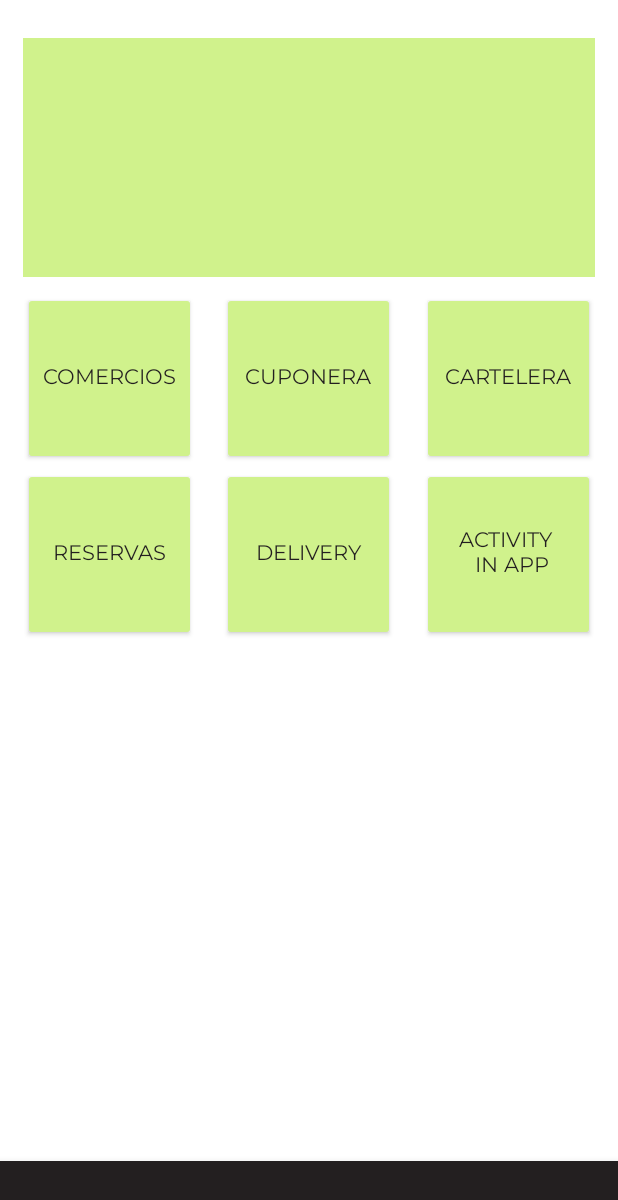
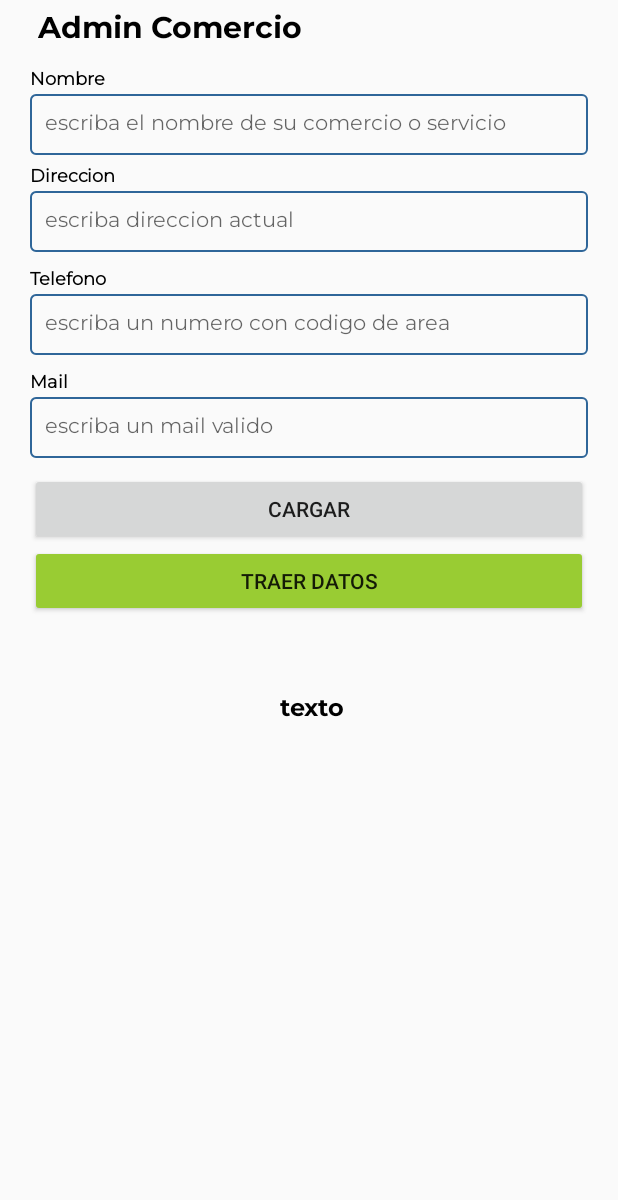
Before and after one commit to sebastianSDC/mapasdelnorteDigital, an Android app: the screen it shows after launch (HomeActivity before the commit, AdminComercioActivity after it), on a phone screen of 412 x 824 dp. Shown: the top 1200 px of the screen. Run offline under Robolectric (Android 15) with nearby library versions, the light colour scheme and no system bars; our stand-ins replace Firebase (no records; nobody signed in at launch, a user with empty details on screens opened directly).

Commit message:
app con firestore asociado, carga y trae datos

```diff
--- a/app/build.gradle
+++ b/app/build.gradle
@@ -28,6 +28,7 @@ dependencies {
 
     implementation 'com.android.support:design:27.1.1'
 
-    implementation 'com.google.firebase:firebase-core:16.0.1'
+    implementation 'com.google.firebase:firebase-core:16.0.3'
+    implementation'com.google.firebase:firebase-firestore:17.1.0'
 }
 apply plugin: 'com.google.gms.google-services'
--- a/app/src/main/AndroidManifest.xml
+++ b/app/src/main/AndroidManifest.xml
@@ -1,6 +1,8 @@
 <?xml version="1.0" encoding="utf-8"?>
 <manifest xmlns:android="http://schemas.android.com/apk/res/android"
     package="com.example.pilasnotebook.mapasdelnortedigital">
+
+    <uses-permission android:name="android.permission.INTERNET" />
 
     <application
         android:allowBackup="true"
--- a/app/src/main/java/com/example/pilasnotebook/mapasdelnortedigital/View/Activities/AdminComercioActivity.java
+++ b/app/src/main/java/com/example/pilasnotebook/mapasdelnortedigital/View/Activities/AdminComercioActivity.java
@@ -1,15 +1,113 @@
 package com.example.pilasnotebook.mapasdelnortedigital.View.Activities;
 
+import android.os.Bundle;
 import android.support.v7.app.AppCompatActivity;
-import android.os.Bundle;
+import android.view.View;
+import android.widget.Button;
+import android.widget.EditText;
+import android.widget.TextView;
 
+import com.example.pilasnotebook.mapasdelnortedigital.Model.POJO.Cliente;
 import com.example.pilasnotebook.mapasdelnortedigital.R;
+import com.google.android.gms.tasks.OnSuccessListener;
+import com.google.firebase.firestore.CollectionReference;
+import com.google.firebase.firestore.DocumentReference;
+import com.google.firebase.firestore.DocumentSnapshot;
+import com.google.firebase.firestore.FirebaseFirestore;
+
+import java.util.HashMap;
+import java.util.Map;
 
 public class AdminComercioActivity extends AppCompatActivity {
+
+
+    private static final String NOMBRE = "nombre";
+    private static final String DIRECCION = "direccion";
+    private static final String TELEFONO = "telefono";
+    private static final String MAIL = "mail";
+    private static final String CLIENTE = "cliente";
+
+    private Cliente datosCliente;
+
+    private TextView datosTraidos;
+    private EditText nombreEd, direccionEd, telefonoEd, mailEd;
+    private Button btncargar, btntraer;
+    private FirebaseFirestore db;
+    private DocumentReference dbref = db.getInstance().document("clientes/datos");
+
 
     @Override
     protected void onCreate(Bundle savedInstanceState) {
         super.onCreate(savedInstanceState);
         setContentView(R.layout.activity_admin_comercio);
+
+        nombreEd = (EditText) findViewById(R.id.inNombre_Comercio);
+        direccionEd = (EditText) findViewById(R.id.inDireccion_Comercio);
+        telefonoEd = (EditText) findViewById(R.id.inTelefono_Comercio);
+        mailEd = (EditText) findViewById(R.id.inMail_Comercio);
+        datosTraidos = (TextView) findViewById(R.id.datos_Cliente);
+        btncargar = (Button) findViewById(R.id.btn_cargar);
+        btntraer = (Button) findViewById(R.id.btn_traer_datos);
+
+
+        btncargar.setOnClickListener(new View.OnClickListener() {
+
+            @Override
+            public void onClick(View v) {
+
+                String nombreTxt = nombreEd.getText().toString();
+                String direccionTxt = direccionEd.getText().toString();
+                String telefonoTxt = telefonoEd.getText().toString();
+                String mailTxt = mailEd.getText().toString();
+
+                datosCliente = new Cliente(nombreTxt, direccionTxt, telefonoTxt, mailTxt);
+
+
+                if (nombreTxt.isEmpty() || direccionTxt.isEmpty() || telefonoTxt.isEmpty() || mailTxt.isEmpty()) {
+                    return;
+                }
+
+                Map<String, Object> datosACargar = new HashMap<String, Object>();
+                datosACargar.put(NOMBRE, nombreTxt);
+                datosACargar.put(DIRECCION, direccionTxt);
+                datosACargar.put(TELEFONO, telefonoTxt);
+                datosACargar.put(MAIL, mailTxt);
+                dbref.set(datosACargar);
+            }
+        });
+
+        btntraer.setOnClickListener(new View.OnClickListener() {
+
+            @Override
+            public void onClick(View v) {
+
+                dbref.get().addOnSuccessListener(new OnSuccessListener<DocumentSnapshot>() {
+
+
+                    @Override
+                    public void onSuccess(DocumentSnapshot documentSnapshot) {
+                        if (documentSnapshot.exists()) {
+                            String nombreTxt = documentSnapshot.getString(NOMBRE);
+                            String direccionTxt = documentSnapshot.getString(DIRECCION);
+                            String telefonoTxt = documentSnapshot.getString(TELEFONO);
+                            String mailTxt = documentSnapshot.getString(MAIL);
+                            datosTraidos.setText("BIENVENIDO     " + "   nombre:   " + nombreTxt +
+                                    "   direccion:    " + direccionTxt +
+                                    "   telefono:      " + telefonoTxt +
+                                    "   mail:   " + mailTxt);
+                        }
+                    }
+
+
+                });
+            }
+        });
     }
+
+    @Override
+    protected void onStart() {
+        super.onStart();
+
+    }
+
 }
--- a/app/src/main/java/com/example/pilasnotebook/mapasdelnortedigital/View/Activities/SplashActivity.java
+++ b/app/src/main/java/com/example/pilasnotebook/mapasdelnortedigital/View/Activities/SplashActivity.java
@@ -20,7 +20,7 @@ public class SplashActivity extends AppCompatActivity {
             @Override
             public void run() {
 
-                Intent intent = new Intent(SplashActivity.this,HomeActivity.class);
+                Intent intent = new Intent(SplashActivity.this,AdminComercioActivity.class);
                 intent.addFlags(Intent.FLAG_ACTIVITY_CLEAR_TASK | Intent.FLAG_ACTIVITY_NEW_TASK);
                 startActivity(intent);
             }
--- a/app/src/main/res/drawable/edit_text_borde.xml
+++ b/app/src/main/res/drawable/edit_text_borde.xml
@@ -8,8 +8,8 @@
 
     <corners android:radius="3dp" />
 
-    <gradient   android:startColor="#C8C8C8"
+   <!-- <gradient   android:startColor="#C8C8C8"
         android:endColor="#FFFFFF"
         android:type="linear"
-        android:angle="270"/>
+        android:angle="270"/>-->
 </shape>
--- a/app/src/main/res/layout/activity_admin_comercio.xml
+++ b/app/src/main/res/layout/activity_admin_comercio.xml
@@ -5,6 +5,7 @@
     xmlns:tools="http://schemas.android.com/tools"
     android:layout_width="match_parent"
     android:layout_height="match_parent"
+    android:layout_marginHorizontal="20dp"
     tools:context=".View.Activities.AdminComercioActivity">
 
     <TextView
@@ -23,8 +24,8 @@
         android:id="@+id/Nombre_Comercio"
         android:layout_width="wrap_content"
         android:layout_height="wrap_content"
-        android:layout_alignParentTop="true"
-        android:layout_marginTop="40dp"
+        android:layout_marginTop="10dp"
+        android:layout_below="@id/Admin_comercio"
         android:layout_weight="1"
         android:text="Nombre"
         android:fontFamily="@font/montserrat"
@@ -34,14 +35,15 @@
 
     <EditText
         android:id="@+id/inNombre_Comercio"
-        android:layout_width="wrap_content"
+        android:layout_width="match_parent"
         android:layout_height="wrap_content"
         android:layout_alignParentLeft="true"
-        android:layout_alignParentTop="true"
-        android:layout_marginTop="70dp"
+        android:layout_below="@id/Nombre_Comercio"
         android:background="@drawable/edit_text_borde"
-        android:padding="3dp"
-        android:text="La Praderita"
+        android:padding="10dp"
+        android:layout_marginBottom="10dp"
+        android:text=""
+        android:hint="escriba el nombre de su comercio o servicio"
         android:fontFamily="@font/montserrat"
         android:textSize="14sp" />
 
@@ -61,14 +63,15 @@
 
     <EditText
         android:id="@+id/inDireccion_Comercio"
-        android:layout_width="wrap_content"
+        android:layout_width="match_parent"
         android:layout_height="wrap_content"
         android:layout_alignParentLeft="true"
-        android:layout_alignParentTop="true"
-        android:layout_marginTop="135dp"
         android:background="@drawable/edit_text_borde"
-        android:padding="3dp"
-        android:text="Avda Las Casas 725"
+        android:layout_below="@id/direccion_Comercio"
+        android:padding="10dp"
+        android:layout_marginBottom="10dp"
+        android:text=""
+        android:hint="escriba direccion actual"
         android:fontFamily="@font/montserrat"
         android:textSize="14sp" />
 
@@ -77,8 +80,7 @@
         android:layout_width="wrap_content"
         android:layout_height="wrap_content"
         android:layout_alignParentLeft="true"
-        android:layout_alignParentTop="true"
-        android:layout_marginTop="172dp"
+        android:layout_below="@id/inDireccion_Comercio"
         android:text="Telefono"
         android:fontFamily="@font/montserrat"
         android:textColor="@color/colorNegro"
@@ -88,14 +90,15 @@
 
     <EditText
         android:id="@+id/inTelefono_Comercio"
-        android:layout_width="wrap_content"
+        android:layout_width="match_parent"
         android:layout_height="wrap_content"
         android:layout_alignParentLeft="true"
-        android:layout_alignParentTop="true"
-        android:layout_marginTop="200dp"
         android:background="@drawable/edit_text_borde"
-        android:padding="3dp"
-        android:text="+5491137261548"
+        android:layout_below="@id/telefono_Comercio"
+        android:padding="10dp"
+        android:layout_marginBottom="10dp"
+        android:text=""
+        android:hint="escriba un numero con codigo de area "
         android:fontFamily="@font/montserrat"
         android:textSize="14sp" />
 
@@ -104,8 +107,7 @@
         android:layout_width="wrap_content"
         android:layout_height="wrap_content"
         android:layout_alignParentLeft="true"
-        android:layout_alignParentTop="true"
-        android:layout_marginTop="244dp"
+      android:layout_below="@id/inTelefono_Comercio"
         android:fontFamily="@font/montserrat"
         android:text="Mail"
         android:textColor="@color/colorNegro"
@@ -115,16 +117,49 @@
 
     <EditText
         android:id="@+id/inMail_Comercio"
-        android:layout_width="wrap_content"
+        android:layout_width="match_parent"
         android:layout_height="wrap_content"
         android:layout_alignParentLeft="true"
         android:layout_centerVertical="true"
         android:background="@drawable/edit_text_borde"
         android:fontFamily="@font/montserrat"
-        android:padding="3dp"
-        android:text="lapraderira@gmail.com"
+        android:layout_below="@id/mail_Comercio"
+        android:padding="10dp"
+        android:layout_marginBottom="10dp"
+        android:text=""
+        android:hint="escriba un mail valido"
         android:textSize="14sp" />
 
+    <Button
+        android:id="@+id/btn_cargar"
+        android:layout_width="match_parent"
+        android:layout_height="wrap_content"
+        android:text="cargar"
+        android:layout_below="@id/inMail_Comercio"
+        />
+
+    <Button
+        android:id="@+id/btn_traer_datos"
+        android:layout_width="match_parent"
+        android:layout_height="wrap_content"
+        android:text="traer datos"
+        android:backgroundTint="@color/colorPrimary"
+        android:layout_below="@id/btn_cargar"
+        android:layout_marginBottom="50dp"
+        />
+
+    <TextView
+        android:id="@+id/datos_Cliente"
+        android:layout_width="wrap_content"
+        android:layout_height="wrap_content"
+        android:layout_centerHorizontal="true"
+        android:layout_below="@id/btn_traer_datos"
+        android:fontFamily="@font/montserrat_bold"
+        android:text=" texto"
+        android:textAlignment="center"
+        android:textColor="@color/colorNegro"
+        android:textSize="16sp"
+        android:textStyle="bold" />
 
 
 </RelativeLayout>
```
Also changed, not shown: app/src/main/java/com/example/pilasnotebook/mapasdelnortedigital/Model/POJO/Cliente.java (added, +58 -0 lines).
